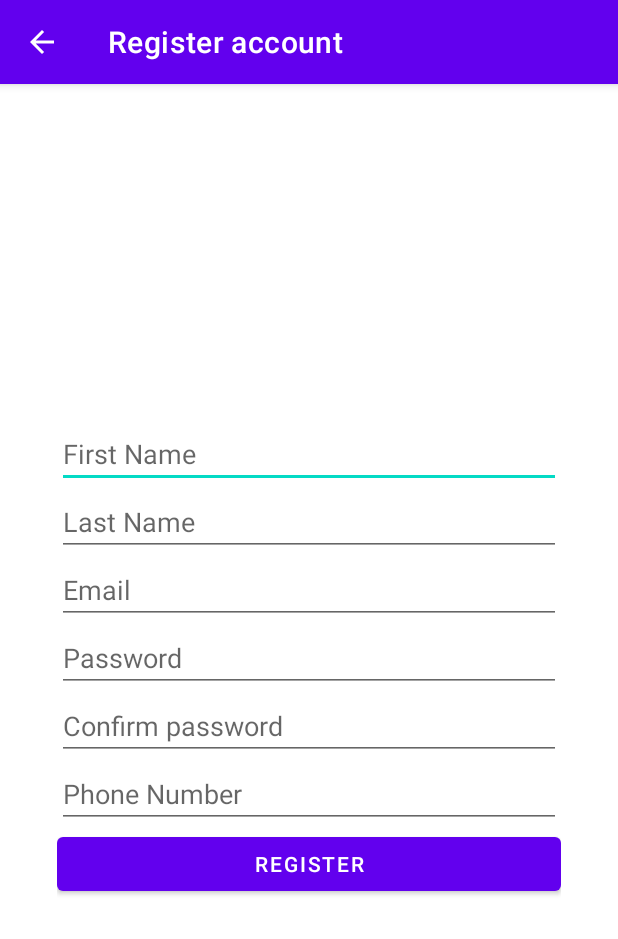
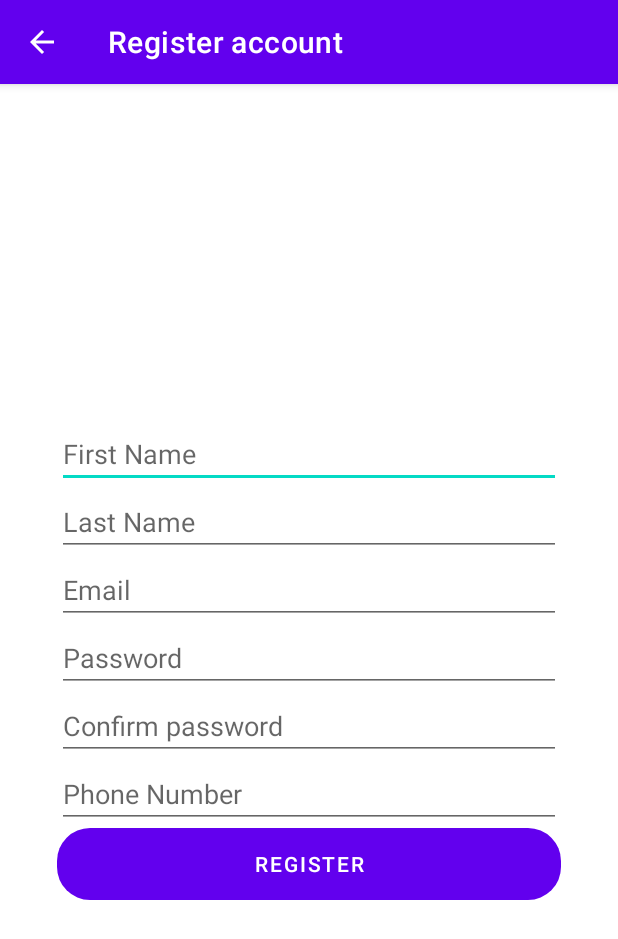
Before and after one commit to kelvinmayeye/legal_assistance_app, an Android app: the RegisterActivity screen opened directly, with no data from a screen before it, on a phone screen of 412 x 824 dp. Shown: the top 939 px of the screen. Run offline under Robolectric (Android 15) with nearby library versions, the phone set to English and light mode, and no system bars.

Commit message:
successfully register user

```diff
--- /dev/null
+++ b/app/src/main/res/drawable/button_bg.xml
@@ -0,0 +1,5 @@
+<?xml version="1.0" encoding="utf-8"?>
+<shape xmlns:android="http://schemas.android.com/apk/res/android"
+    android:shape="rectangle">
+    <corners android:radius="22dp" />
+</shape>
--- a/app/src/main/res/layout/activity_register.xml
+++ b/app/src/main/res/layout/activity_register.xml
@@ -52,10 +52,38 @@
         android:hint="Phone Number"
         android:inputType="phone"/>
 
+        <LinearLayout
+            android:layout_width="match_parent"
+            android:layout_height="wrap_content"
+            android:orientation="horizontal"
+            android:gravity="start">
+
+<!--            <RadioGroup-->
+<!--                android:id="@+id/radioGroup"-->
+<!--                android:layout_width="match_parent"-->
+<!--                android:layout_height="wrap_content"-->
+<!--                android:orientation="horizontal">-->
+
+<!--                <RadioButton-->
+<!--                    android:id="@+id/lawyerRadioButton"-->
+<!--                    android:layout_width="wrap_content"-->
+<!--                    android:layout_height="wrap_content"-->
+<!--                    android:text="Client"/>-->
+
+<!--                <RadioButton-->
+<!--                    android:id="@+id/clientRadioButton"-->
+<!--                    android:layout_width="wrap_content"-->
+<!--                    android:layout_height="wrap_content"-->
+<!--                    android:text="Lawyer"/>-->
+
+<!--            </RadioGroup>-->
+        </LinearLayout>
+
     <Button
         android:id="@+id/btnRegister"
         android:layout_width="match_parent"
         android:layout_height="wrap_content"
-        android:text="Register"/>
+        android:text="Register"
+        android:background="@drawable/button_bg"/>
 
 </LinearLayout>
--- a/app/src/main/res/values/strings.xml
+++ b/app/src/main/res/values/strings.xml
@@ -1,4 +1,4 @@
 <resources>
     <string name="app_name">legalAssistance</string>
-    <string name="api_server">http://127.0.0.1:8000/api</string>
+    <string name="api_server">http://192.168.43.20/api/public/api</string>
 </resources>
```
Also changed, not shown: app/src/main/java/com/example/legalassistance/Http.java (+14 -7 lines), app/src/main/java/com/example/legalassistance/RegisterActivity.java (+57 -2 lines), app/src/main/res/layout/activity_login.xml (+6 -2 lines).
